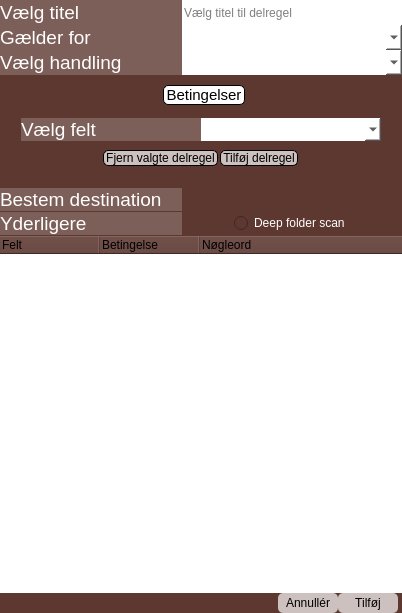
The window that ruledialog.ui (Cannabis2013/FileMover) describes before a commit, drawn with Qt 5.
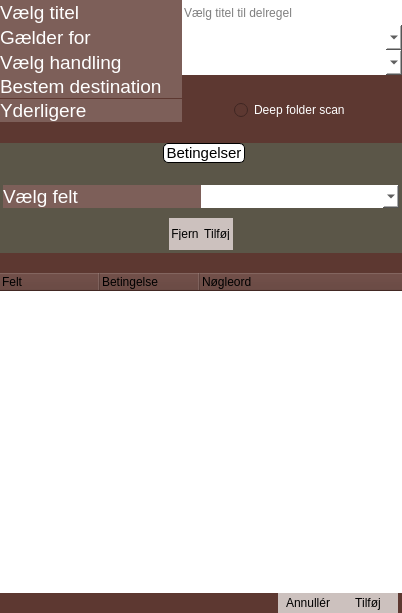
The same window after the commit. Icons and pictures are not drawn. Custom widgets are drawn as their Qt base class.

```diff
--- a/ruledialog.ui
+++ b/ruledialog.ui
@@ -56,8 +56,8 @@
 }
 QPushButton
 {
-	border-radius:5px;
 	background-color: rgba(255, 255, 255, 175);
+	border:0 px solid black;
 }
 QPushButton::hover
 {
@@ -110,7 +110,11 @@
       </sizepolicy>
      </property>
      <property name="styleSheet">
-      <string notr="true"/>
+      <string notr="true">QWidget#SelectorWidget
+{
+	background-color: transparent;
+}
+</string>
      </property>
      <layout class="QVBoxLayout" name="verticalLayout">
       <property name="spacing">
@@ -389,23 +393,200 @@
         </layout>
        </widget>
       </item>
+      <item>
+       <widget class="QFrame" name="DestinationFrame">
+        <property name="frameShape">
+         <enum>QFrame::StyledPanel</enum>
+        </property>
+        <property name="frameShadow">
+         <enum>QFrame::Raised</enum>
+        </property>
+        <layout class="QHBoxLayout" name="horizontalLayout_7">
+         <property name="spacing">
+          <number>0</number>
+         </property>
+         <property name="leftMargin">
+          <number>0</number>
+         </property>
+         <property name="topMargin">
+          <number>0</number>
+         </property>
+         <property name="rightMargin">
+          <number>0</number>
+         </property>
+         <property name="bottomMargin">
+          <number>0</number>
+         </property>
+         <item>
+          <widget class="QLabel" name="label_5">
+           <property name="font">
+            <font>
+             <pointsize>14</pointsize>
+            </font>
+           </property>
+           <property name="lineWidth">
+            <number>1</number>
+           </property>
+           <property name="text">
+            <string>Bestem destination</string>
+           </property>
+           <property name="alignment">
+            <set>Qt::AlignLeading|Qt::AlignLeft|Qt::AlignVCenter</set>
+           </property>
+          </widget>
+         </item>
+         <item>
+          <widget class="rulePathSelector" name="textPathEdit" native="true">
+           <property name="sizePolicy">
+            <sizepolicy hsizetype="Fixed" vsizetype="Preferred">
+             <horstretch>0</horstretch>
+             <verstretch>0</verstretch>
+            </sizepolicy>
+           </property>
+           <property name="minimumSize">
+            <size>
+             <width>220</width>
+             <height>0</height>
+            </size>
+           </property>
+           <property name="maximumSize">
+            <size>
+             <width>220</width>
+             <height>16777215</height>
+            </size>
+           </property>
+          </widget>
+         </item>
+        </layout>
+       </widget>
+      </item>
+      <item>
+       <widget class="QWidget" name="deepScanContainer" native="true">
+        <property name="minimumSize">
+         <size>
+          <width>0</width>
+          <height>25</height>
+         </size>
+        </property>
+        <property name="maximumSize">
+         <size>
+          <width>16777215</width>
+          <height>25</height>
+         </size>
+        </property>
+        <property name="styleSheet">
+         <string notr="true"/>
+        </property>
+        <layout class="QHBoxLayout" name="horizontalLayout_8">
+         <property name="spacing">
+          <number>0</number>
+         </property>
+         <property name="leftMargin">
+          <number>0</number>
+         </property>
+         <property name="topMargin">
+          <number>0</number>
+         </property>
+         <property name="rightMargin">
+          <number>0</number>
+         </property>
+         <property name="bottomMargin">
+          <number>0</number>
+         </property>
+         <item>
+          <widget class="QLabel" name="label_9">
+           <property name="sizePolicy">
+            <sizepolicy hsizetype="Preferred" vsizetype="Fixed">
+             <horstretch>0</horstretch>
+             <verstretch>0</verstretch>
+            </sizepolicy>
+           </property>
+           <property name="font">
+            <font>
+             <pointsize>14</pointsize>
+            </font>
+           </property>
+           <property name="text">
+            <string>Yderligere</string>
+           </property>
+          </widget>
+         </item>
+         <item>
+          <widget class="QFrame" name="frame">
+           <property name="minimumSize">
+            <size>
+             <width>220</width>
+             <height>0</height>
+            </size>
+           </property>
+           <property name="maximumSize">
+            <size>
+             <width>230</width>
+             <height>16777215</height>
+            </size>
+           </property>
+           <property name="frameShape">
+            <enum>QFrame::StyledPanel</enum>
+           </property>
+           <property name="frameShadow">
+            <enum>QFrame::Raised</enum>
+           </property>
+           <layout class="QHBoxLayout" name="horizontalLayout_9">
+            <property name="spacing">
+             <number>0</number>
+            </property>
+            <property name="leftMargin">
+             <number>0</number>
+            </property>
+            <property name="topMargin">
+             <number>0</number>
+            </property>
+            <property name="rightMargin">
+             <number>0</number>
+            </property>
+            <property name="bottomMargin">
+             <number>0</number>
+            </property>
+            <item>
+             <layout class="QVBoxLayout" name="verticalLayout_3">
+              <property name="spacing">
+               <number>0</number>
+              </property>
+              <item alignment="Qt::AlignHCenter">
+               <widget class="QRadioButton" name="deepScanRadioButton">
+                <property name="sizePolicy">
+                 <sizepolicy hsizetype="Fixed" vsizetype="Fixed">
+                  <horstretch>0</horstretch>
+                  <verstretch>0</verstretch>
+                 </sizepolicy>
+                </property>
+                <property name="text">
+                 <string>Deep folder scan</string>
+                </property>
+               </widget>
+              </item>
+             </layout>
+            </item>
+           </layout>
+          </widget>
+         </item>
+        </layout>
+       </widget>
+      </item>
       <item>
        <spacer name="verticalSpacer">
         <property name="orientation">
          <enum>Qt::Vertical</enum>
         </property>
-        <property name="sizeType">
-         <enum>QSizePolicy::MinimumExpanding</enum>
-        </property>
         <property name="sizeHint" stdset="0">
          <size>
           <width>20</width>
-          <height>10</height>
+          <height>20</height>
          </size>
         </property>
        </spacer>
       </item>
-      <item alignment="Qt::AlignHCenter">
+      <item>
        <widget class="QGroupBox" name="conditionContainer">
         <property name="sizePolicy">
          <sizepolicy hsizetype="Expanding" vsizetype="Expanding">
@@ -428,6 +609,7 @@
          <string notr="true">QGroupBox
 {	
 	border:0px solid;
+	background-color: rgb(91, 86, 72);
 }
 QGroupBox::title
 {
@@ -437,11 +619,6 @@
 	border-radius:5px;
 	background-color:white;	
 }
-QPushButton
-{
-	padding-left:2px;
-	padding-right:2px;
-}
 
 </string>
         </property>
@@ -462,16 +639,16 @@
           <enum>QLayout::SetDefaultConstraint</enum>
          </property>
          <property name="leftMargin">
-          <number>9</number>
+          <number>0</number>
          </property>
          <property name="topMargin">
-          <number>9</number>
+          <number>18</number>
          </property>
          <property name="rightMargin">
-          <number>9</number>
+          <number>0</number>
          </property>
          <property name="bottomMargin">
-          <number>9</number>
+          <number>0</number>
          </property>
          <item>
           <widget class="QFrame" name="conditionalFrame">
@@ -585,7 +762,7 @@
             </size>
            </property>
            <property name="styleSheet">
-            <string notr="true">border:0 px solid;</string>
+            <string notr="true"/>
            </property>
            <property name="frameShape">
             <enum>QFrame::StyledPanel</enum>
@@ -612,13 +789,26 @@
             <item>
              <widget class="conditionWidget" name="conditionView" native="true">
               <property name="styleSheet">
-               <string notr="true">background-color: rgb(37, 67, 100);</string>
+               <string notr="true"/>
               </property>
              </widget>
             </item>
            </layout>
           </widget>
          </item>
+         <item>
+          <spacer name="verticalSpacer_2">
+           <property name="orientation">
+            <enum>Qt::Vertical</enum>
+           </property>
+           <property name="sizeHint" stdset="0">
+            <size>
+             <width>20</width>
+             <height>10</height>
+            </size>
+           </property>
+          </spacer>
+         </item>
          <item alignment="Qt::AlignHCenter">
           <widget class="QFrame" name="subRuleButtonContainer">
            <property name="sizePolicy">
@@ -628,16 +818,14 @@
             </sizepolicy>
            </property>
            <property name="styleSheet">
-            <string notr="true">QFrame
+            <string notr="true">QPushButton
 {
-background-color:transparent;
+	padding: 10 px;
 }
-
-QPushButton
+QPushButton#addSubRue
 {
-	border:1px solid black;
-}
-</string>
+	border-left:1px dotted black;
+}</string>
            </property>
            <property name="frameShape">
             <enum>QFrame::StyledPanel</enum>
@@ -647,13 +835,13 @@
            </property>
            <layout class="QHBoxLayout" name="horizontalLayout_11">
             <property name="spacing">
-             <number>2</number>
+             <number>0</number>
             </property>
             <property name="leftMargin">
              <number>0</number>
             </property>
             <property name="topMargin">
-             <number>9</number>
+             <number>0</number>
             </property>
             <property name="rightMargin">
              <number>0</number>
@@ -664,25 +852,25 @@
             <item>
              <widget class="QPushButton" name="removeSubRule">
               <property name="sizePolicy">
-               <sizepolicy hsizetype="Preferred" vsizetype="Fixed">
+               <sizepolicy hsizetype="Preferred" vsizetype="Preferred">
                 <horstretch>0</horstretch>
                 <verstretch>0</verstretch>
                </sizepolicy>
               </property>
               <property name="minimumSize">
                <size>
-                <width>0</width>
-                <height>15</height>
+                <width>32</width>
+                <height>32</height>
                </size>
               </property>
               <property name="maximumSize">
                <size>
                 <width>16777212</width>
-                <height>16</height>
+                <height>32</height>
                </size>
               </property>
               <property name="text">
-               <string>Fjern valgte delregel</string>
+               <string>Fjern</string>
               </property>
               <property name="default">
                <bool>false</bool>
@@ -695,25 +883,25 @@
             <item>
              <widget class="QPushButton" name="addSubRule">
               <property name="sizePolicy">
-               <sizepolicy hsizetype="Preferred" vsizetype="Fixed">
+               <sizepolicy hsizetype="Preferred" vsizetype="Preferred">
                 <horstretch>0</horstretch>
                 <verstretch>0</verstretch>
                </sizepolicy>
               </property>
               <property name="minimumSize">
                <size>
-                <width>0</width>
-                <height>15</height>
+                <width>32</width>
+                <height>32</height>
                </size>
               </property>
               <property name="maximumSize">
                <size>
                 <width>16777212</width>
-                <height>16</height>
+                <height>32</height>
                </size>
               </property>
               <property name="text">
-               <string>Tilføj delregel</string>
+               <string>Tilføj</string>
               </property>
               <property name="default">
                <bool>false</bool>
@@ -730,201 +918,18 @@
        </widget>
       </item>
       <item>
-       <spacer name="verticalSpacer_2">
+       <spacer name="verticalSpacer_3">
         <property name="orientation">
          <enum>Qt::Vertical</enum>
         </property>
-        <property name="sizeType">
-         <enum>QSizePolicy::MinimumExpanding</enum>
-        </property>
         <property name="sizeHint" stdset="0">
          <size>
           <width>20</width>
-          <height>10</height>
+          <height>20</height>
          </size>
         </property>
        </spacer>
       </item>
-      <item>
-       <widget class="QFrame" name="DestinationFrame">
-        <property name="frameShape">
-         <enum>QFrame::StyledPanel</enum>
-        </property>
-        <property name="frameShadow">
-         <enum>QFrame::Raised</enum>
-        </property>
-        <layout class="QHBoxLayout" name="horizontalLayout_7">
-         <property name="spacing">
-          <number>0</number>
-         </property>
-         <property name="leftMargin">
-          <number>0</number>
-         </property>
-         <property name="topMargin">
-          <number>0</number>
-         </property>
-         <property name="rightMargin">
-          <number>0</number>
-         </property>
-         <property name="bottomMargin">
-          <number>0</number>
-         </property>
-         <item>
-          <widget class="QLabel" name="label_5">
-           <property name="font">
-            <font>
-             <pointsize>14</pointsize>
-            </font>
-           </property>
-           <property name="lineWidth">
-            <number>1</number>
-           </property>
-           <property name="text">
-            <string>Bestem destination</string>
-           </property>
-           <property name="alignment">
-            <set>Qt::AlignLeading|Qt::AlignLeft|Qt::AlignVCenter</set>
-           </property>
-          </widget>
-         </item>
-         <item>
-          <widget class="rulePathSelector" name="textPathEdit" native="true">
-           <property name="sizePolicy">
-            <sizepolicy hsizetype="Fixed" vsizetype="Preferred">
-             <horstretch>0</horstretch>
-             <verstretch>0</verstretch>
-            </sizepolicy>
-           </property>
-           <property name="minimumSize">
-            <size>
-             <width>220</width>
-             <height>0</height>
-            </size>
-           </property>
-           <property name="maximumSize">
-            <size>
-             <width>220</width>
-             <height>16777215</height>
-            </size>
-           </property>
-          </widget>
-         </item>
-        </layout>
-       </widget>
-      </item>
-      <item>
-       <widget class="QWidget" name="deepScanContainer" native="true">
-        <property name="minimumSize">
-         <size>
-          <width>0</width>
-          <height>25</height>
-         </size>
-        </property>
-        <property name="maximumSize">
-         <size>
-          <width>16777215</width>
-          <height>25</height>
-         </size>
-        </property>
-        <property name="styleSheet">
-         <string notr="true"/>
-        </property>
-        <layout class="QHBoxLayout" name="horizontalLayout_8">
-         <property name="spacing">
-          <number>0</number>
-         </property>
-         <property name="leftMargin">
-          <number>0</number>
-         </property>
-         <property name="topMargin">
-          <number>0</number>
-         </property>
-         <property name="rightMargin">
-          <number>0</number>
-         </property>
-         <property name="bottomMargin">
-          <number>0</number>
-         </property>
-         <item>
-          <widget class="QLabel" name="label_9">
-           <property name="sizePolicy">
-            <sizepolicy hsizetype="Preferred" vsizetype="Fixed">
-             <horstretch>0</horstretch>
-             <verstretch>0</verstretch>
-            </sizepolicy>
-           </property>
-           <property name="font">
-            <font>
-             <pointsize>14</pointsize>
-            </font>
-           </property>
-           <property name="text">
-            <string>Yderligere</string>
-           </property>
-          </widget>
-         </item>
-         <item>
-          <widget class="QFrame" name="frame">
-           <property name="minimumSize">
-            <size>
-             <width>220</width>
-             <height>0</height>
-            </size>
-           </property>
-           <property name="maximumSize">
-            <size>
-             <width>230</width>
-             <height>16777215</height>
-            </size>
-           </property>
-           <property name="frameShape">
-            <enum>QFrame::StyledPanel</enum>
-           </property>
-           <property name="frameShadow">
-            <enum>QFrame::Raised</enum>
-           </property>
-           <layout class="QHBoxLayout" name="horizontalLayout_9">
-            <property name="spacing">
-             <number>0</number>
-            </property>
-            <property name="leftMargin">
-             <number>0</number>
-            </property>
-            <property name="topMargin">
-             <number>0</number>
-            </property>
-            <property name="rightMargin">
-             <number>0</number>
-            </property>
-            <property name="bottomMargin">
-             <number>0</number>
-            </property>
-            <item>
-             <layout class="QVBoxLayout" name="verticalLayout_3">
-              <property name="spacing">
-               <number>0</number>
-              </property>
-              <item alignment="Qt::AlignHCenter">
-               <widget class="QRadioButton" name="deepScanRadioButton">
-                <property name="sizePolicy">
-                 <sizepolicy hsizetype="Fixed" vsizetype="Fixed">
-                  <horstretch>0</horstretch>
-                  <verstretch>0</verstretch>
-                 </sizepolicy>
-                </property>
-                <property name="text">
-                 <string>Deep folder scan</string>
-                </property>
-               </widget>
-              </item>
-             </layout>
-            </item>
-           </layout>
-          </widget>
-         </item>
-        </layout>
-       </widget>
-      </item>
      </layout>
     </widget>
    </item>
```
